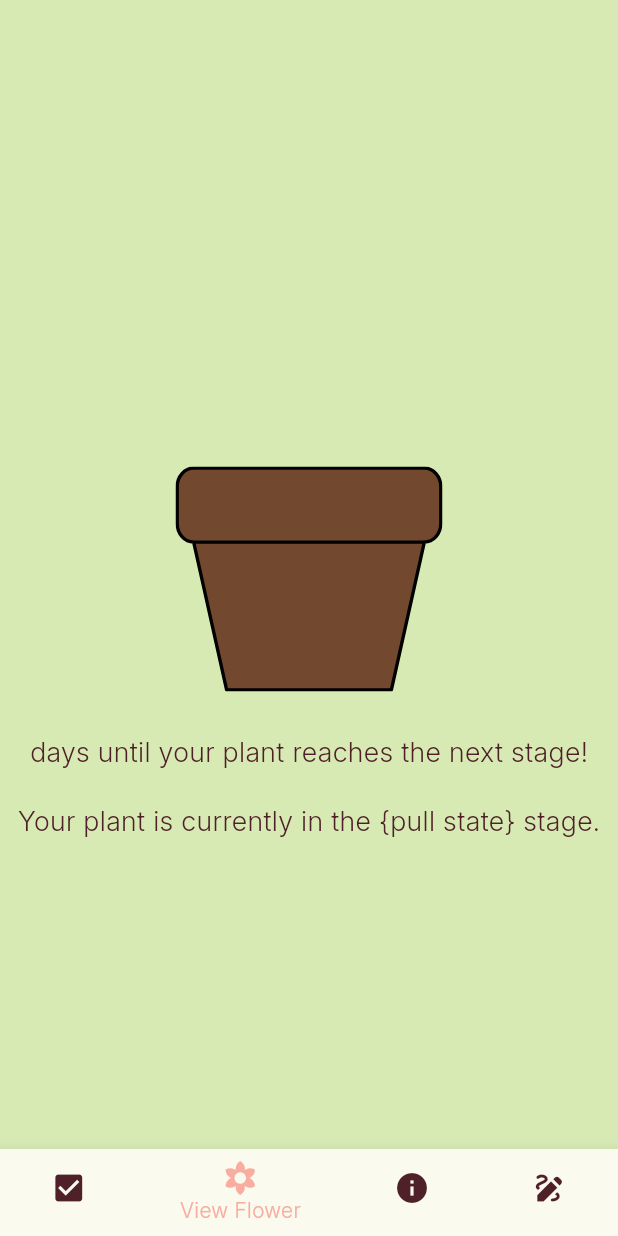
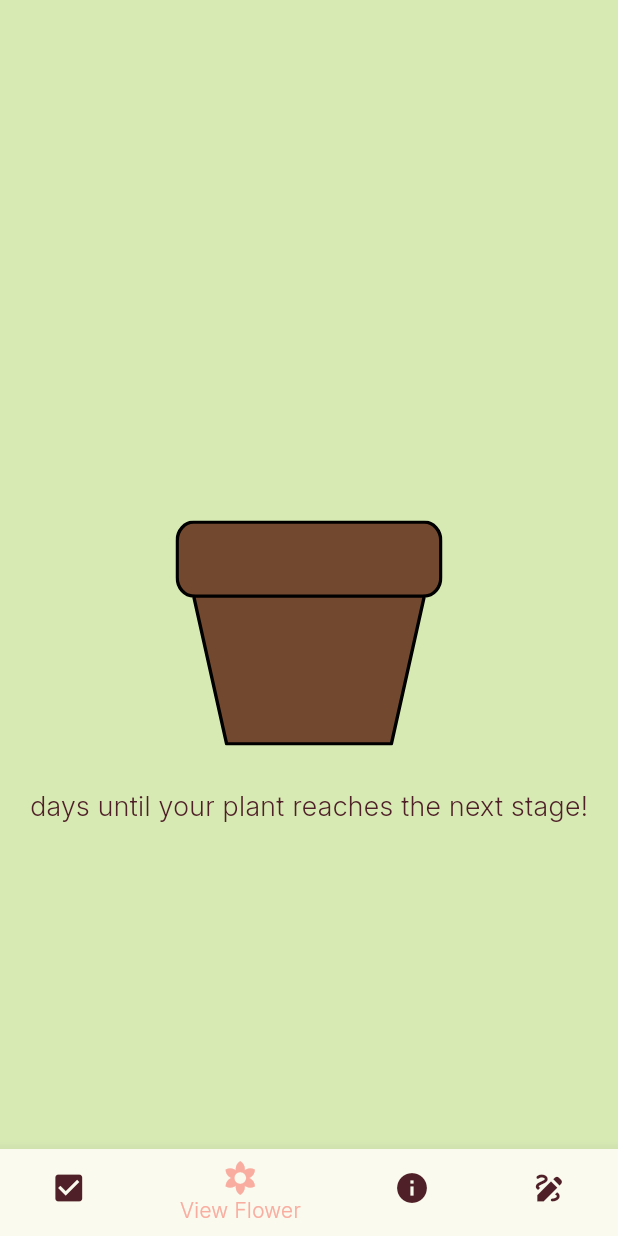
Before and after one commit to maureensanchez99/we_hack2025, a Flutter app: the ViewFlowerPage screen opened directly, on a phone screen of 412 x 824 dp. Run offline on Flutter 3.47's test engine with Material 3 defaults, Android fonts, the phone set to English and light mode, and no system bars; our stand-ins replace flutter_svg, permission_handler, shared_preferences; missing offline and left inert: flutter_reactive_ble; accounts and stored records are empty.

Commit message:
save point

```diff
--- a/lib/pages/view_flower_page.dart
+++ b/lib/pages/view_flower_page.dart
@@ -81,15 +81,6 @@ class _ViewFlowerPageState extends State<ViewFlowerPage> {
                         color: DailyReminder.brownText, // Set brown text color
                       ),
                     ),
-                    SizedBox(height: 20),
-                    Text(
-                      "Your plant is currently in the {pull state} stage.\n",
-                      style: TextStyle(
-                        fontSize: 18,
-                        fontWeight: FontWeight.w400,
-                        color: DailyReminder.brownText, // Set brown text color
-                      ),
-                    ),
                   ],
                 ),
               ),
```
